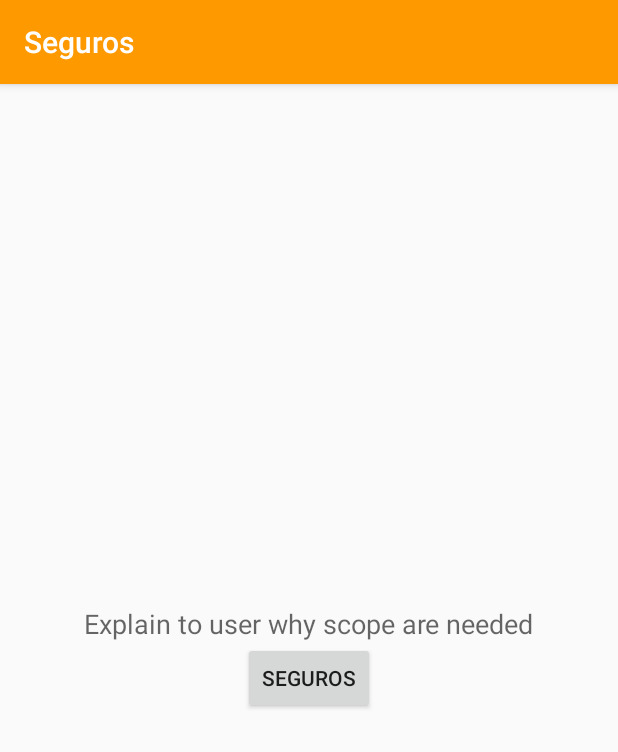
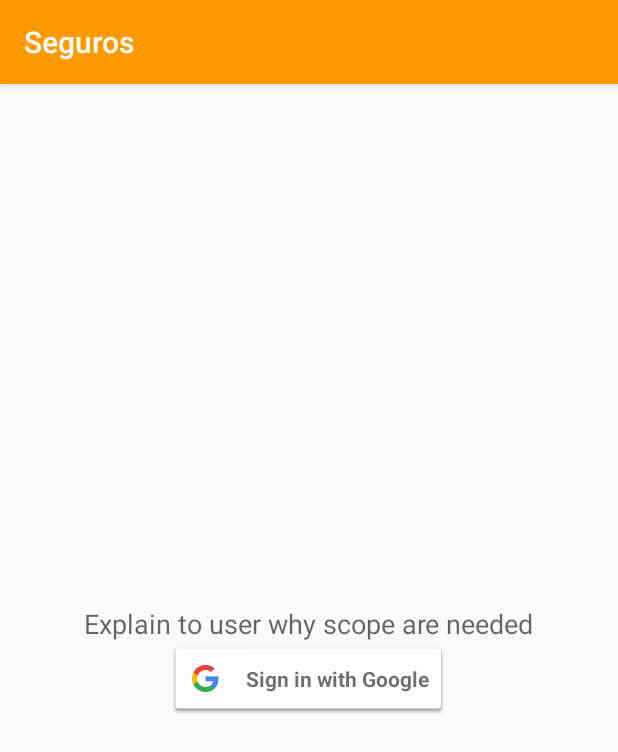
Before and after one commit to arm332/seguros, an Android app: the SyncActivity screen opened directly, with no data from a screen before it, on a phone screen of 412 x 824 dp. Shown: the top 752 px of the screen. Run offline under Robolectric (Android 15) with nearby library versions, the light colour scheme and no system bars; 1 statement that could not run was skipped.

Commit message:
Add Google Sign-In button

```diff
--- a/app/src/main/res/layout/activity_sync.xml
+++ b/app/src/main/res/layout/activity_sync.xml
@@ -14,10 +14,10 @@
         android:textAppearance="@style/TextAppearance.AppCompat.Medium"
         android:text="@string/sync_text" />
 
-    <Button
-        android:id="@+id/button1"
+    <com.google.android.gms.common.SignInButton
+        android:id="@+id/sign_in_button"
         android:layout_width="wrap_content"
         android:layout_height="wrap_content"
-        android:text="@string/app_name" />
+        app:buttonSize="wide" />
 
 </LinearLayout>
```
